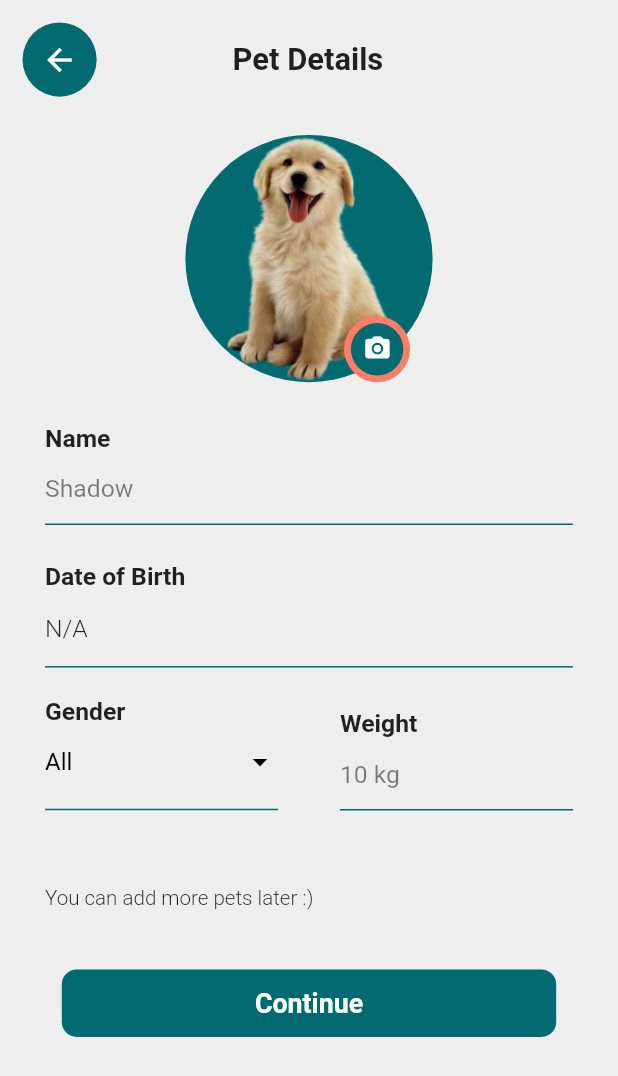
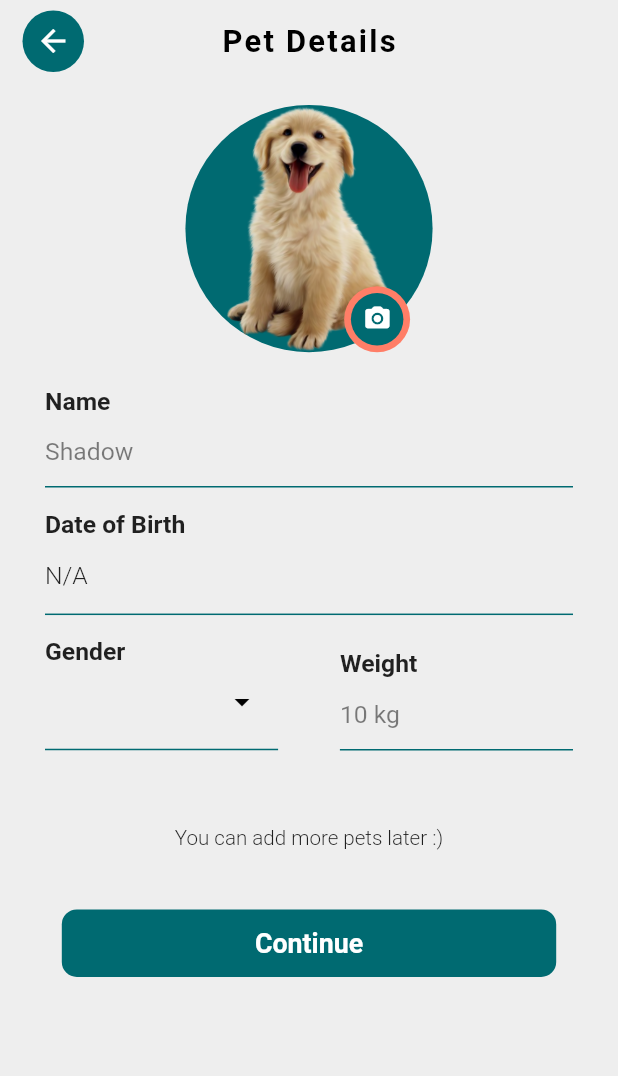
Before and after one commit to GayanLakmalWAD/pfotenapp, a Flutter app: the ChoosePetScreen screen opened directly, after a tap on "SELECT", on a phone screen of 412 x 824 dp. Shown: the top 1076 px of the screen. Run offline on Flutter 3.47's test engine with Material 2 defaults, Android fonts, the phone set to English and light mode, and no system bars; drawn by our look-alikes of dropdown_search; our stand-ins replace animated_bottom_navigation_bar, auto_size_text, date_picker_timeline, expandable, flutter_datetime_picker, sizer and 2 more; missing offline and left inert: sliding_switch; statements that could not run were skipped.

Commit message:
Base version 1

```diff
--- a/lib/reuasble/customAppBar.dart
+++ b/lib/reuasble/customAppBar.dart
@@ -1,7 +1,7 @@
 import 'package:flutter/material.dart';
+import 'package:pfoten/utils/colors.dart';
+import 'package:pfoten/utils/dimensions.dart';
 import 'package:sizer/sizer.dart';
-import 'package:vega_power/utils/colors.dart';
-import 'package:vega_power/utils/dimensions.dart';
 
 class CustomAppBar extends StatelessWidget implements PreferredSizeWidget {
   final String title;
@@ -29,19 +29,27 @@ class CustomAppBar extends StatelessWidget implements PreferredSizeWidget {
   Widget build(BuildContext context) {
     return AppBar(
       elevation: 0,
-      backgroundColor: Colors.transparent,
+      backgroundColor: Colors.red.withOpacity(0),
       centerTitle: true,
       title: Text(
         title,
-        style: TextStyle(fontSize: 15.sp, fontWeight: FontWeight.w600, color: kColorWhite, letterSpacing: 1.5),
+        style: TextStyle(fontSize: 15.sp, fontWeight: FontWeight.w600, color: kColorBlack, letterSpacing: 1.5),
       ),
       leading: (!isHome && isBackButtonExist)
-          ? GestureDetector(
+          ? Padding(
+            padding: const EdgeInsets.only(left: Dimensions.paddingDefault),
+            child: GestureDetector(
         onTap: backOnTap,
-            child: Container(
-             color: Colors.transparent,
-              child: const Icon(Icons.arrow_back_ios, color: Colors.white, ),
+        child: CircleAvatar(
+            backgroundColor: primaryColor,
+            radius: 18.sp,
+            child: const Center(
+              child: BackButton(
+                color: kColorWhite,
+              ),
             ),
+        ),
+      ),
           )
           : Container(),
       actions: [
@@ -58,31 +66,9 @@ class CustomAppBar extends StatelessWidget implements PreferredSizeWidget {
               )
             : const SizedBox.shrink()
       ],
-      flexibleSpace: Padding(
-        padding: const EdgeInsets.fromLTRB(
-          Dimensions.paddingSmall,
-          40,
-          Dimensions.paddingOverLarge,
-          0,
-        ),
-        child: Row(
-          mainAxisAlignment: MainAxisAlignment.center,
-          crossAxisAlignment: CrossAxisAlignment.center,
-          children: [
-            //title underlined image
-            Padding(
-              padding: EdgeInsets.only(top: 5.sp),
-              child: Image.asset(
-                "assets/images/blue_line.png",
-                fit: BoxFit.contain,
-              ),
-            ),
-          ],
-        ),
-      ),
     );
   }
 
   @override
-  Size get preferredSize => const Size(double.maxFinite, 70);
+  Size get preferredSize => const Size(double.maxFinite, 55);
 }
--- a/lib/screens/bottom_Nav.dart
+++ b/lib/screens/bottom_Nav.dart
@@ -10,7 +10,6 @@ import 'package:pfoten/utils/colors.dart';
 
 class MyHomePage extends StatefulWidget {
   MyHomePage({Key? key}) : super(key: key);
-
 
   @override
   _MyHomePageState createState() => _MyHomePageState();
@@ -56,7 +55,7 @@ class _MyHomePageState extends State<MyHomePage>
     SystemChrome.setSystemUIOverlayStyle(systemTheme);
 
     _animationController = AnimationController(
-      duration: Duration(seconds: 1),
+      duration: const Duration(seconds: 1),
       vsync: this,
     );
     curve = CurvedAnimation(
@@ -81,6 +80,7 @@ class _MyHomePageState extends State<MyHomePage>
   @override
   Widget build(BuildContext context) {
     return Scaffold(
+      backgroundColor: scaffoldBackgroundColor,
       extendBody: true,
       body: screenList[_bottomNavIndex],
       floatingActionButton: ScaleTransition(
@@ -90,7 +90,7 @@ class _MyHomePageState extends State<MyHomePage>
           backgroundColor: primaryColor,
           child: const Icon(
             Icons.add,
-            color: colorWhite,
+            color: kColorWhite,
           ),
           onPressed: () {
             _animationController.reset();
--- a/lib/screens/choosePetScreen.dart
+++ b/lib/screens/choosePetScreen.dart
@@ -1,5 +1,6 @@
 import 'dart:ui';
 import 'package:flutter/material.dart';
+import 'package:pfoten/reuasble/customAppBar.dart';
 import 'package:pfoten/screens/getPetDetailsScreen.dart';
 import 'package:pfoten/utils/colors.dart';
 import 'package:sizer/sizer.dart';
@@ -38,7 +39,7 @@ class _ChoosePetScreenState extends State<ChoosePetScreen> {
 
   @override
   void initState() {
-    WidgetsBinding.instance!.addPostFrameCallback((_) {
+    WidgetsBinding.instance.addPostFrameCallback((_) {
       pageController.addListener(_listener);
     });
     super.initState();
@@ -56,8 +57,18 @@ class _ChoosePetScreenState extends State<ChoosePetScreen> {
     final borderRadius = BorderRadius.circular(30);
     final size = MediaQuery.of(context).size;
 
-    return SafeArea(
-      child: Scaffold(
+    return Scaffold(
+      extendBodyBehindAppBar: true,
+      appBar: CustomAppBar(
+        title: "Choose your Pet type",
+        isBackButtonExist: true,
+        isAction: false,
+        backOnTap: () {
+          Navigator.pop(context);
+        },
+        iconData: Icons.create_outlined,
+        iconOnTap: () {},
+      ),
       body: Stack(
         children: [
           Positioned.fill(
@@ -65,11 +76,7 @@ class _ChoosePetScreenState extends State<ChoosePetScreen> {
                 valueListenable: _pageNotifier,
                 builder: (context, value, child) {
                   return Stack(
-                      children: pets.reversed
-                          .toList()
-                          .asMap()
-                          .entries
-                          .map(
+                    children: pets.reversed.toList().asMap().entries.map(
                           (entry) => Positioned.fill(
                         child: ClipRect(
                           clipper: MyClipper(
@@ -206,43 +213,14 @@ class _ChoosePetScreenState extends State<ChoosePetScreen> {
                         fontFamily: "RobotoSlab",
                         fontWeight: FontWeight.bold,
                         fontSize: 13.sp,
-                          color: colorWhite
+                        color: kColorWhite
                     ),
                   ),
                 ),
               ),
             ),
           ),
-            Positioned(
-              top: 15,
-              left: 15,
-              child: DecoratedBox(
-                decoration: const BoxDecoration(
-                ),
-                child: CircleAvatar(
-                  backgroundColor: primaryColor,
-                  radius: 18.sp,
-                  child: const Center(
-                    child: BackButton(
-                      color: Colors.white,
-                    ),
-                  ),
-                ),
-              ),
-            ),
-            Positioned(
-              top: 3.5.h,
-              left: 26.w,
-              width: 100.w,
-              child: Text("Choose your Pet type",
-                style: TextStyle(
-                  fontWeight: FontWeight.bold,
-                  fontSize: 15.sp,
-                ),
-              ),
-            ),
         ],
-        ),
       ),
     );
   }
--- a/lib/screens/createEditReminderScreen.dart
+++ b/lib/screens/createEditReminderScreen.dart
@@ -312,7 +312,7 @@ class _CreateEditReminderScreenState extends State<CreateEditReminderScreen> {
                                 style: TextStyle(
                                     fontWeight: FontWeight.bold,
                                     fontSize: 13.sp,
-                                    color: colorWhite
+                                    color: kColorWhite
                                 ),
                               ),
                             ),
--- a/lib/screens/getPetDetailsScreen.dart
+++ b/lib/screens/getPetDetailsScreen.dart
@@ -1,9 +1,13 @@
 import 'dart:io';
+import 'package:dropdown_search/dropdown_search.dart';
 import 'package:flutter/material.dart';
 import 'package:flutter_datetime_picker/flutter_datetime_picker.dart';
+import 'package:pfoten/responsive.dart';
+import 'package:pfoten/reuasble/customAppBar.dart';
 import 'package:pfoten/reuasble/customTextField.dart';
 import 'package:pfoten/screens/homeScreen.dart';
 import 'package:pfoten/utils/colors.dart';
+import 'package:pfoten/utils/dimensions.dart';
 import 'package:sizer/sizer.dart';
 import 'package:intl/intl.dart';
 
@@ -58,46 +62,34 @@ class _GetPetDetailsScreenState extends State<GetPetDetailsScreen> {
   @override
   Widget build(BuildContext context) {
 
-    return SafeArea(
-      child: Scaffold(
-        body: Padding(
-          padding: const EdgeInsets.only(left: 15, top: 15, right: 15),
-          child: Stack(
+    return Scaffold(
+      appBar: CustomAppBar(
+        title: "Pet Details",
+        isBackButtonExist: true,
+        isAction: false,
+        backOnTap: () {
+          Navigator.pop(context);
+        },
+        iconData: Icons.create_outlined,
+        iconOnTap: () {},
+      ),
+      body: SizedBox(
+        width: double.infinity,
+        height: MediaQuery.of(context).size.height,
+        child: SingleChildScrollView(
+          child: Padding(
+            padding: const EdgeInsets.only(
+                top: Dimensions.paddingDefault,
+                left: Dimensions.paddingOverLarge,
+                right: Dimensions.paddingOverLarge
+            ),
+            child: Column(
+              mainAxisAlignment: MainAxisAlignment.start,
               children: [
                 Row(
                   children: [
-                  GestureDetector(
-                    onTap: (){
-                      Navigator.pop(context);
-                    },
-                    child: CircleAvatar(
-                      backgroundColor: primaryColor,
-                      radius: 18.sp,
-                      child: const Center(
-                        child: BackButton(
-                          color: colorWhite,
-                        ),
-                      ),
-                    ),
-                  ),
-                  Padding(
-                    padding: EdgeInsets.only(left: 22.w),
-                    child: Text("Pet Details",
-                      style: TextStyle(
-                        fontWeight: FontWeight.bold,
-                        fontSize: 15.sp,
-                      ),
-                    ),
-                  ),
-                ],
-              ),
-              Padding(
-                padding: const EdgeInsets.only(top: 75, left: 15, right: 15),
-                child: SingleChildScrollView(
-                  child: Column(
-                    crossAxisAlignment: CrossAxisAlignment.start,
-                    children: [
-                      Center(
+                    Expanded(
+                      child: Center(
                         child: Stack(
                           children: [
                             GestureDetector(
@@ -146,9 +138,15 @@ class _GetPetDetailsScreenState extends State<GetPetDetailsScreen> {
                           ],
                         ),
                       ),
-                      const SizedBox(
-                        height: 20,
                     ),
+                  ],
+                ),
+                const SizedBox(height: Dimensions.paddingDefault),
+                Row(
+                  children: [
+                    Expanded(
+                        child: Column(
+                          children: [
                             CustomTextField(
                               isHint: true,
                               textFieldName: "Name",
@@ -171,11 +169,8 @@ class _GetPetDetailsScreenState extends State<GetPetDetailsScreen> {
 
                               },
                             ),
-                      const SizedBox(
-                        height: 20,
-                      ),
                             Padding(
-                        padding: const EdgeInsets.only(top: 5),
+                              padding: const EdgeInsets.symmetric(vertical: Dimensions.paddingDefault),
                               child: Column(
                                 crossAxisAlignment: CrossAxisAlignment.start,
                                 children: [
@@ -194,12 +189,12 @@ class _GetPetDetailsScreenState extends State<GetPetDetailsScreen> {
                                         maxTime: DateTime.now(),
                                         theme: DatePickerTheme(
                                           headerColor: primaryColor,
-                                    backgroundColor: colorWhite,
+                                          backgroundColor: kColorWhite,
                                           cancelStyle: TextStyle(
                                               color: secondaryColor,
                                               fontSize: 14.sp),
                                           itemStyle: TextStyle(
-                                        color: colorBlack,
+                                              color: kColorBlack,
                                               fontWeight: FontWeight.bold,
                                               fontSize: 13.sp),
                                           doneStyle: TextStyle(
@@ -240,9 +235,6 @@ class _GetPetDetailsScreenState extends State<GetPetDetailsScreen> {
                                 ],
                               ),
                             ),
-                      const SizedBox(
-                        height: 20,
-                      ),
                             Row(
                               mainAxisAlignment: MainAxisAlignment.spaceBetween,
                               children: [
@@ -257,42 +249,23 @@ class _GetPetDetailsScreenState extends State<GetPetDetailsScreen> {
                                           fontSize: 12.sp,
                                         ),
                                       ),
-                                Padding(
-                                  padding: const EdgeInsets.only(left: 0.0),
-                                  child: DropdownButton<String>(
-                                    value: selectedValue,
-                                    isExpanded: true,
-                                    icon:  const Icon(Icons.arrow_drop_down, color: Colors.black,),
-                                    dropdownColor: Colors.white,
-                                    underline: Container(
+                                      DropdownSearch<String>(
+                                        mode: Mode.MENU,
+                                        showSelectedItems: false,
+                                        selectedItem: selectedValue,
+                                        items: const ["Male", "Female"],
+                                        dropdownSearchDecoration:  const InputDecoration(
+                                          enabledBorder: UnderlineInputBorder(
+                                            borderSide: BorderSide(color: scaffoldBackgroundColor, width: 3),
                                           ),
-                                    hint: const Text(
-                                        'All',
-                                        style: TextStyle(
-                                            fontWeight: FontWeight.w400,
-                                            fontStyle: FontStyle.normal,
-                                            color: Colors.black
-                                        )
+                                          iconColor: kColorBlack,
                                         ),
-                                    items: items.map((String map) {
-                                      return DropdownMenuItem<String>(
-                                        value: map,
-                                        child: Text(
-                                          map,
-                                          style: const TextStyle(
-                                              fontStyle: FontStyle.normal,
-                                              color: Colors.black
-                                          ),
-                                        ),
-                                      );
-                                    }).toList(),
-                                    onChanged: (String? value) {
-                                      setState(() {
-                                        selectedValue = value;
-                                        print(value);
-                                      });
+                                        dropdownButtonProps: const IconButtonProps(
+                                            icon: Icon(Icons.arrow_drop_down_outlined), color: kColorBlack),
+                                        onChanged: (location) {
+
                                         },
-                                  ),
+                                        // selectedItem: "Brazil",
                                       ),
                                       const SizedBox(
                                         height: 7,
@@ -369,7 +342,7 @@ class _GetPetDetailsScreenState extends State<GetPetDetailsScreen> {
                                         style: TextStyle(
                                             fontWeight: FontWeight.bold,
                                             fontSize: 13.sp,
-                                      color: colorWhite
+                                            color: kColorWhite
                                         ),
                                       ),
                                     ),
@@ -378,10 +351,11 @@ class _GetPetDetailsScreenState extends State<GetPetDetailsScreen> {
                               ),
                             )
                           ],
-                  ),
-                ),
+                        )),
+                  ],
                 )
               ],
+            ),
           ),
         ),
       ),
--- a/lib/screens/homeScreen.dart
+++ b/lib/screens/homeScreen.dart
@@ -31,6 +31,7 @@ class _HomeScreenState extends State<HomeScreen> with SingleTickerProviderStateM
     return DefaultTabController(
       length: myTabs.length,
       child: Scaffold(
+        backgroundColor: scaffoldBackgroundColor,
         appBar: AppBar(
           elevation: 0,
           backgroundColor: primaryColor,
@@ -119,7 +120,7 @@ class _HomeScreenState extends State<HomeScreen> with SingleTickerProviderStateM
             height: 110,
             width: 110,
             decoration: const BoxDecoration(
-              color: colorWhite,
+              color: kColorWhite,
               borderRadius: BorderRadius.all(
                 Radius.circular(15),
               ),
--- a/lib/utils/colors.dart
+++ b/lib/utils/colors.dart
@@ -5,5 +5,5 @@ const secondaryColor = Color(0xffFF7E67);
 const secondaryAccentColor = Color(0xff68B0AB);
 const accentColor = Color(0xffEAFFD0);
 const scaffoldBackgroundColor = Color(0xffEEEEEE);
-const colorWhite = Colors.white;
-const colorBlack = Colors.black;
+const kColorWhite = Colors.white;
+const kColorBlack = Colors.black;
--- a/pubspec.yaml
+++ b/pubspec.yaml
@@ -27,6 +27,7 @@ dependencies:
   weekday_selector: ^1.1.0
   expandable: ^5.0.1
   date_picker_timeline: ^1.2.3
+  dropdown_search: ^3.0.1
 
 #  google_fonts: ^2.3.1
 
```
Also changed, not shown: lib/main.dart (+14 -1 lines), lib/responsive.dart (+36 -0 lines), lib/screens/onboarding_screen.dart (+29 -34 lines), lib/screens/viewAllRemindersScreen.dart (+22 -8 lines), lib/splash_screen.dart (+4 -4 lines), lib/utils/textStyles.dart (+11 -12 lines), pubspec.lock, 1 other file. Lines whose indentation alone changed are shown as unchanged.
